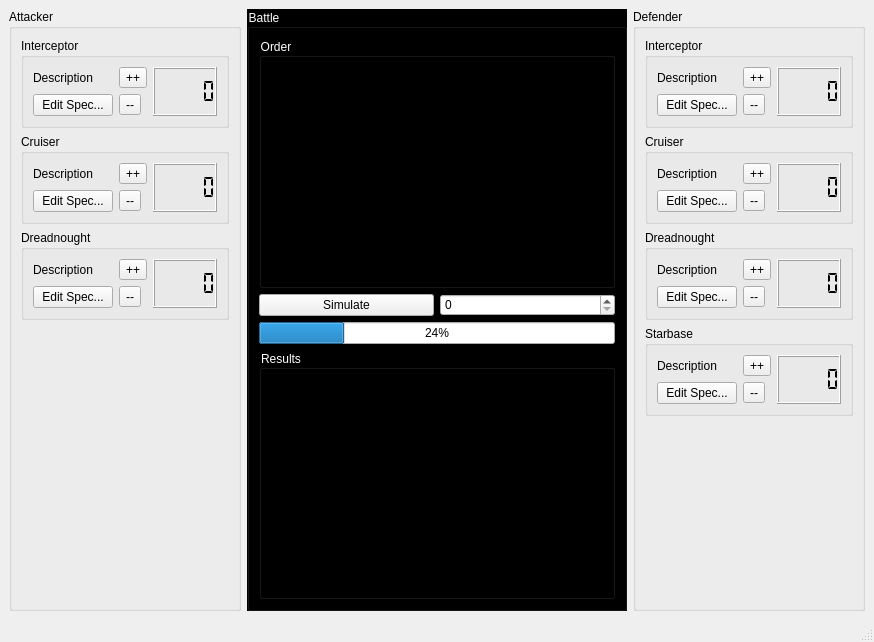
Before: the Qt Designer form EclipseSimulator/EclipseSimulatorMainWindow.ui in danielcwhite/eclipse-simulator, drawn with Qt 5.
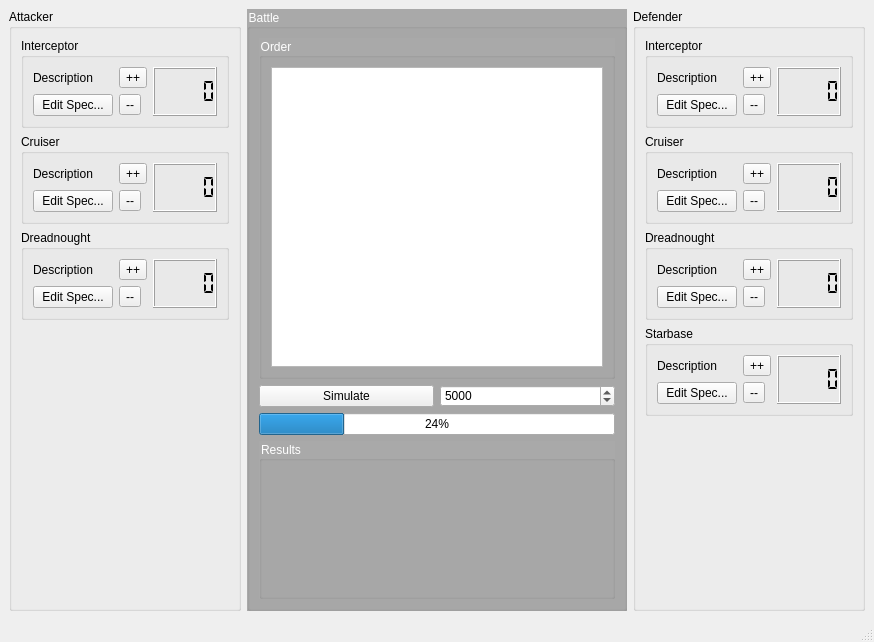
After: the same form once the commit is applied.

Commit message: Add graphics scene

The edit to the form file:
```diff
--- a/EclipseSimulator/EclipseSimulatorMainWindow.ui
+++ b/EclipseSimulator/EclipseSimulatorMainWindow.ui
@@ -199,7 +199,7 @@
     <item>
      <widget class="QGroupBox" name="groupBox_4">
       <property name="styleSheet">
-       <string notr="true">QGroupBox { background: black; color : white }</string>
+       <string notr="true">QGroupBox { background: darkGray; color : white }</string>
       </property>
       <property name="title">
        <string>Battle</string>
@@ -212,17 +212,23 @@
          </property>
          <layout class="QGridLayout" name="gridLayout_2">
           <item row="0" column="0">
-           <spacer name="verticalSpacer">
-            <property name="orientation">
-             <enum>Qt::Vertical</enum>
-            </property>
-            <property name="sizeHint" stdset="0">
+           <widget class="QGraphicsView" name="battleOrderGraphicsView_">
+            <property name="minimumSize">
              <size>
-              <width>20</width>
-              <height>195</height>
+              <width>0</width>
+              <height>300</height>
              </size>
             </property>
-           </spacer>
+            <property name="backgroundBrush">
+             <brush brushstyle="SolidPattern">
+              <color alpha="255">
+               <red>0</red>
+               <green>0</green>
+               <blue>0</blue>
+              </color>
+             </brush>
+            </property>
+           </widget>
           </item>
          </layout>
         </widget>
@@ -266,7 +272,20 @@
           </widget>
          </item>
          <item>
-          <widget class="QSpinBox" name="numTrialsSpinBox_"/>
+          <widget class="QSpinBox" name="numTrialsSpinBox_">
+           <property name="minimum">
+            <number>1</number>
+           </property>
+           <property name="maximum">
+            <number>1000000</number>
+           </property>
+           <property name="singleStep">
+            <number>100</number>
+           </property>
+           <property name="value">
+            <number>5000</number>
+           </property>
+          </widget>
          </item>
         </layout>
        </item>
```
The commit also changes 2 other files.
